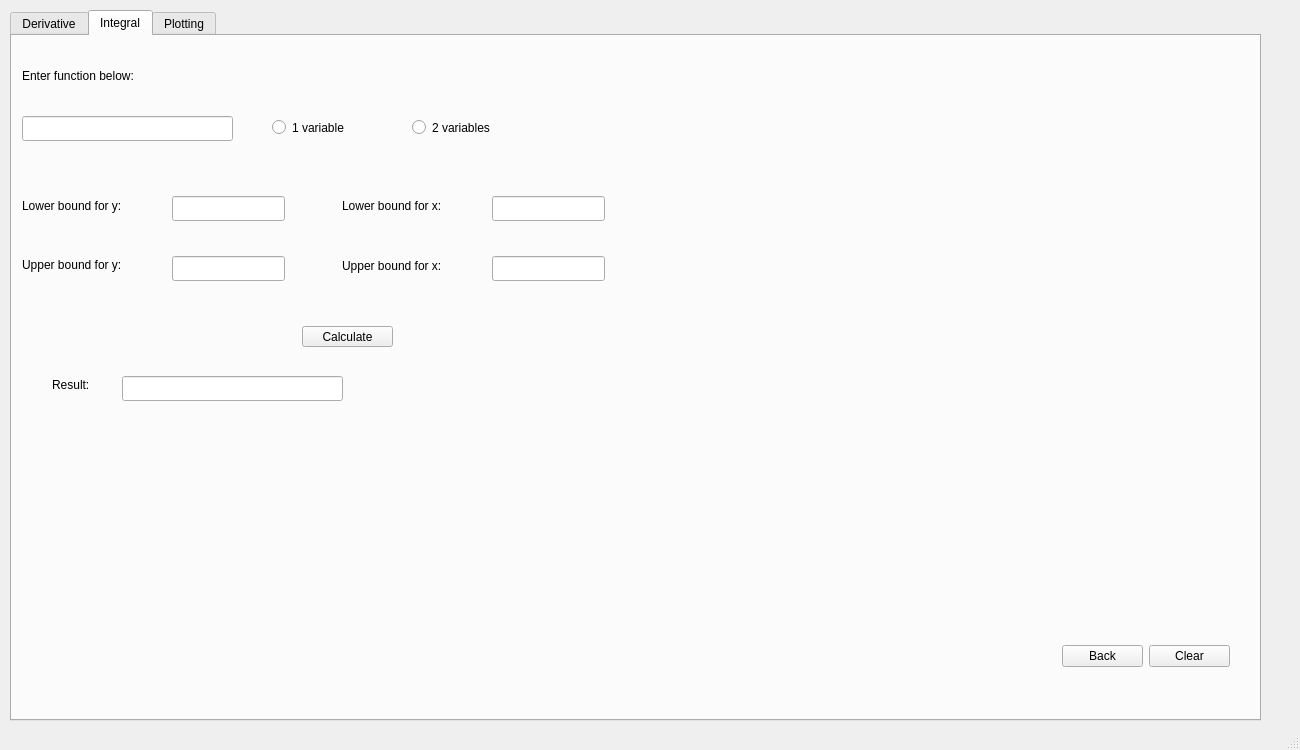
This is src/geek-calculator/mainwindow.ui in Jelena-Zivovic/RS014-geek-calculator as Qt 5 draws it before an edit. The edited form follows.
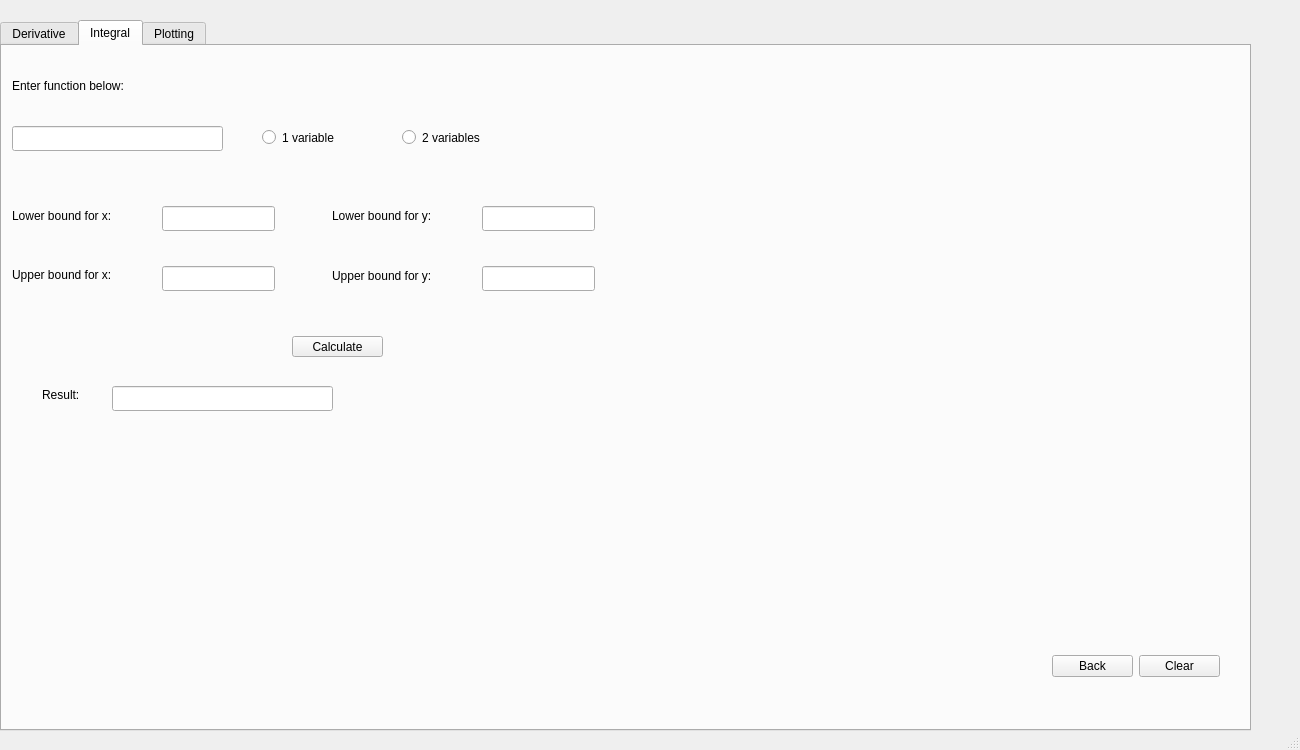
This is the edited form. The open tabs and pages were chosen to show the change. Custom widgets are drawn as their Qt base class.

Commit message: check input funcitons added and small changes in matrix page added

The edit to the form file:
```diff
--- a/src/geek-calculator/mainwindow.ui
+++ b/src/geek-calculator/mainwindow.ui
@@ -41,8 +41,8 @@
    <widget class="QStackedWidget" name="stackedWidgets">
     <property name="geometry">
      <rect>
-      <x>10</x>
-      <y>10</y>
+      <x>0</x>
+      <y>20</y>
       <width>1300</width>
       <height>721</height>
      </rect>
@@ -1409,7 +1409,7 @@
          </rect>
         </property>
         <property name="text">
-         <string>Lower bound for y:</string>
+         <string>Lower bound for x:</string>
         </property>
        </widget>
        <widget class="QLineEdit" name="firstLowerBoundLineEdit">
@@ -1435,7 +1435,7 @@
          </rect>
         </property>
         <property name="text">
-         <string>Upper bound for y:</string>
+         <string>Upper bound for x:</string>
         </property>
        </widget>
        <widget class="QLineEdit" name="firstUpperBoundLineEdit">
@@ -1494,7 +1494,7 @@
          </rect>
         </property>
         <property name="text">
-         <string>Lower bound for x:</string>
+         <string>Lower bound for y:</string>
         </property>
        </widget>
        <widget class="QLabel" name="secondUpperBoundLabel">
@@ -1507,7 +1507,7 @@
          </rect>
         </property>
         <property name="text">
-         <string>Upper bound for x:</string>
+         <string>Upper bound for y:</string>
         </property>
        </widget>
        <widget class="QLineEdit" name="secondLowerBoundLineEdit">
```
Left out of the diff: 6 changed lines with no effect on the pictures. The commit also changes 1 other file.
